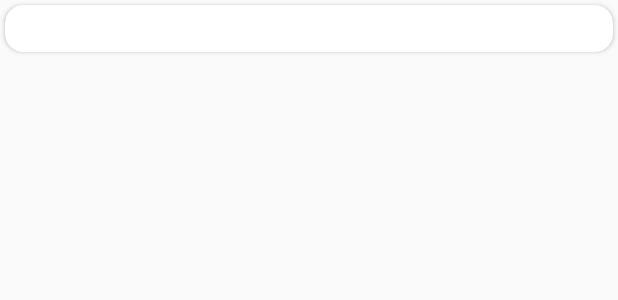
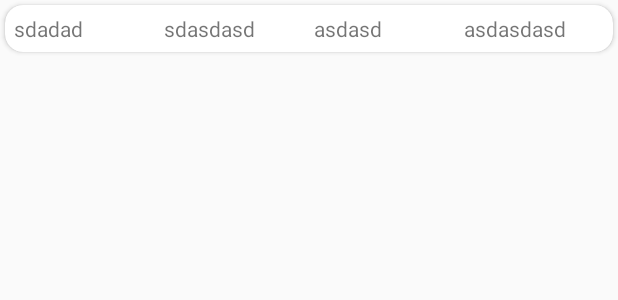
Before and after one commit to gianxenon/idontunderstand, an Android app: the layout loan_proc_list.xml on its own in the app's theme, with its tools: preview values and no code run, on a phone screen of 412 x 824 dp. Shown: the top 300 px of the screen. Run offline under Robolectric (Android 15) with nearby library versions, the phone set to English and light mode, and no system bars; network calls fail.

Commit message:
proceed to  main process (frag_cred_loan_trans_procs.xml)

```diff
--- a/lmtapp/app/src/main/java/com/example/lmtapp/MyAdapter.java
+++ b/lmtapp/app/src/main/java/com/example/lmtapp/MyAdapter.java
@@ -46,9 +46,9 @@ public class MyAdapter extends BaseAdapter {
         TextView title = (TextView) convertView.findViewById(R.id.txt_name);
         TextView  description =  convertView.findViewById(R.id.txt_numvWing);
         ImageView imageView = convertView.findViewById(R.id.img_vCs);
-title.setText(listpojos.get(position).getTitle());
-description.setText(listpojos.get(position).getDescription());
-imageView.setImageResource(listpojos.get(position).getImages());
+        title.setText(listpojos.get(position).getTitle());
+        description.setText(listpojos.get(position).getDescription());
+        imageView.setImageResource(listpojos.get(position).getImages());
 
         convertView.setOnClickListener(new View.OnClickListener() {
             @Override
--- a/lmtapp/app/src/main/res/layout/loan_proc_list.xml
+++ b/lmtapp/app/src/main/res/layout/loan_proc_list.xml
@@ -14,41 +14,34 @@
         android:scrollbars="vertical">
 
 
+        <TextView
+            android:id="@+id/txt_row1"
+            android:layout_width="95dp"
+            android:layout_height="wrap_content"
+            android:text="@string/txt_row1" />
 
-<LinearLayout
-    android:layout_width="wrap_content"
-    android:layout_height="wrap_content"
-    android:orientation="horizontal">
+        <TextView
+            android:id="@+id/txt_row2"
+            android:layout_width="95dp"
+            android:layout_height="wrap_content"
+            android:layout_marginStart="100dp"
+            android:layout_marginLeft="100dp"
+            android:text="@string/txt_row2" />
 
-    <TextView
-        android:id="@+id/txt_row1"
-        android:layout_width="100dp"
-        android:textColor="@color/black"
-        android:layout_height="wrap_content"
-        android:gravity="center_horizontal" />
+        <TextView
+            android:id="@+id/txt_row3"
+            android:layout_width="95dp"
+            android:layout_height="wrap_content"
+            android:layout_marginStart="200dp"
+            android:layout_marginLeft="200dp"
+            android:text="@string/txt_row3" />
 
-    <TextView
-        android:id="@+id/txt_row4"
-        android:layout_width="100dp"
-        android:layout_height="wrap_content"
-        android:gravity="center_horizontal"
-        />
-
-    <TextView
-        android:id="@+id/txt_row2"
-        android:layout_width="100dp"
-        android:layout_height="wrap_content"
-        android:gravity="center_horizontal"
-         />
-
-    <TextView
-        android:id="@+id/txt_row3"
-        android:layout_width="100dp"
-        android:layout_height="wrap_content"
-
-        android:gravity="center_horizontal" />
-
-
-</LinearLayout>
+        <TextView
+            android:id="@+id/txt_row4"
+            android:layout_width="95dp"
+            android:layout_height="wrap_content"
+            android:layout_marginStart="300dp"
+            android:layout_marginLeft="300dp"
+            android:text="@string/txt_row4" />
     </androidx.cardview.widget.CardView>
 </RelativeLayout>
```
Also changed, not shown: lmtapp/app/src/main/java/com/example/lmtapp/MyProcessAdapter.java (+5 -2 lines), lmtapp/app/src/main/java/com/example/lmtapp/frag_CredLoan_transProcs.java (+5 -20 lines).
